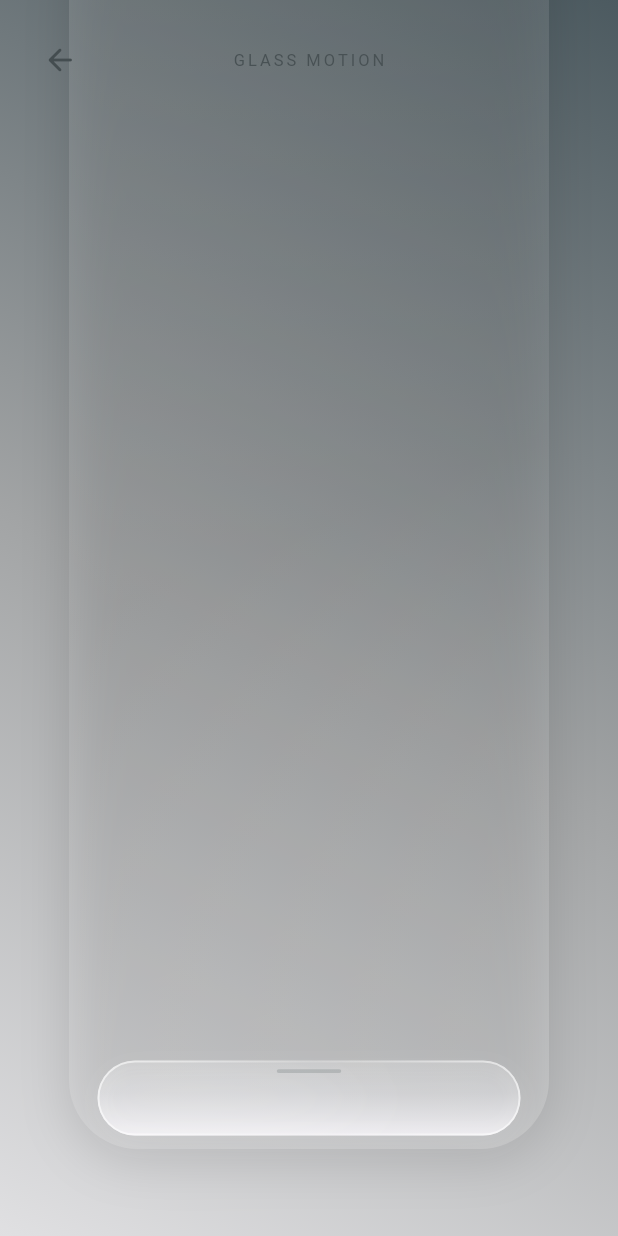
After one commit to aminjafari-dev/glass_morphism, a Flutter app: the screen it shows after launch, after a tap on the "expand less" icon, on a phone screen of 412 x 824 dp. The commit adds this screen. Run offline on Flutter 3.47's test engine with Material 3 defaults, Android fonts, the phone set to English and light mode, and no system bars.

Commit message:
Add GlassModalPage widget for a bottom-anchored glass modal interface, including animations and gesture controls. Update main page to include navigation to the new modal. Add widget tests to verify modal behavior and responsiveness on different screen sizes.

```diff
--- /dev/null
+++ b/lib/glass_modal_page.dart
@@ -0,0 +1,362 @@
+import 'dart:math' as math;
+import 'dart:ui';
+
+import 'package:flutter/material.dart';
+
+/// A bottom-anchored glass surface, timed against the 30 fps reference clip.
+class GlassModalPage extends StatefulWidget {
+  const GlassModalPage({super.key});
+
+  @override
+  State<GlassModalPage> createState() => _GlassModalPageState();
+}
+
+class _GlassModalPageState extends State<GlassModalPage>
+    with SingleTickerProviderStateMixin {
+  late final AnimationController _motion = AnimationController(
+    vsync: this,
+    duration: const Duration(milliseconds: 600),
+  );
+  bool _expanded = false;
+  bool _closing = false;
+  double _start = 0;
+  double _drag = 0;
+
+  double _sample(List<double> times, List<double> values, double t) {
+    for (var i = 1; i < times.length; i++) {
+      if (t <= times[i]) {
+        final f = ((t - times[i - 1]) / (times[i] - times[i - 1])).clamp(
+          0.0,
+          1.0,
+        );
+        // Smooth the measured frames without flattening the brief recoil.
+        final eased = f * f * (3 - 2 * f);
+        return lerpDouble(values[i - 1], values[i], eased)!;
+      }
+    }
+    return values.last;
+  }
+
+  double get _progress => _closing
+      ? _sample(
+          [0, .12, .27, .44, .62, .8, 1],
+          [
+            _start,
+            _start * .99,
+            _start * .91,
+            _start * .64,
+            _start * .30,
+            _start * .075,
+            0,
+          ],
+          _motion.value,
+        )
+      : _sample(
+          [0, .17, .28, .39, .50, .64, .8, 1],
+          [
+            _start,
+            _start,
+            .13 + _start * .87,
+            .39 + _start * .61,
+            .71 + _start * .29,
+            1.025,
+            .99,
+            1,
+          ],
+          _motion.value,
+        );
+
+  void _toggle() {
+    final current = _progress;
+    setState(() {
+      _start = current;
+      _closing = _expanded;
+      _expanded = !_expanded;
+    });
+    _motion.duration = Duration(milliseconds: _closing ? 470 : 600);
+    if (MediaQuery.disableAnimationsOf(context)) {
+      _motion.value = 1;
+    } else {
+      _motion.forward(from: 0);
+    }
+  }
+
+  @override
+  void initState() {
+    super.initState();
+    _closing = true;
+    _motion.value = 1;
+  }
+
+  @override
+  void dispose() {
+    _motion.dispose();
+    super.dispose();
+  }
+
+  @override
+  Widget build(BuildContext context) => Scaffold(
+    backgroundColor: const Color(0xff8e9495),
+    body: Stack(
+      fit: StackFit.expand,
+      children: [
+        Positioned.fill(
+          child: LayoutBuilder(
+            builder: (context, constraints) {
+              final width = math.min(320.0, constraints.maxWidth - 48);
+              final scale = width / 320;
+              final bottom = math.max(
+                67.0,
+                MediaQuery.paddingOf(context).bottom + 28,
+              );
+              return AnimatedBuilder(
+                animation: _motion,
+                builder: (context, _) {
+                  final progress = _progress;
+                  final pulse = math
+                      .sin(math.pi * _motion.value)
+                      .clamp(0.0, 1.0);
+                  final stretch = _closing
+                      ? 12 * pulse
+                      : _sample(
+                          [0, .16, .30, .48, .7, 1],
+                          [0, 12, 7, -13, 2, 0],
+                          _motion.value,
+                        );
+                  final panelWidth = (282 + 20 * progress + stretch) * scale;
+                  final height = (50 + 210 * progress) * scale;
+                  final rect = Rect.fromLTWH(
+                    (constraints.maxWidth - panelWidth) / 2,
+                    constraints.maxHeight - bottom - height,
+                    panelWidth,
+                    height,
+                  );
+                  return Stack(
+                    children: [
+                      Positioned.fill(
+                        child: CustomPaint(
+                          painter: _ModalPainter(
+                            rect,
+                            width,
+                            progress,
+                            pulse,
+                            scale,
+                            bottom,
+                          ),
+                        ),
+                      ),
+                      Positioned.fromRect(
+                        rect: rect,
+                        child: Semantics(
+                          button: true,
+                          expanded: _expanded,
+                          label: _expanded
+                              ? 'Collapse glass modal'
+                              : 'Expand glass modal',
+                          child: Material(
+                            type: MaterialType.transparency,
+                            child: InkWell(
+                              key: const Key('glass-modal-surface'),
+                              borderRadius: BorderRadius.circular(40 * scale),
+                              splashFactory: NoSplash.splashFactory,
+                              highlightColor: Colors.transparent,
+                              onTap: _toggle,
+                              child: GestureDetector(
+                                behavior: HitTestBehavior.translucent,
+                                onVerticalDragStart: (_) => _drag = 0,
+                                onVerticalDragUpdate: (details) =>
+                                    _drag += details.delta.dy,
+                                onVerticalDragEnd: (details) {
+                                  final movement =
+                                      details.primaryVelocity!.abs() > 150
+                                      ? details.primaryVelocity!
+                                      : _drag;
+                                  if ((movement < -12 && !_expanded) ||
+                                      (movement > 12 && _expanded)) {
+                                    _toggle();
+                                  }
+                                },
+                                child: const SizedBox.expand(),
+                              ),
+                            ),
+                          ),
+                        ),
+                      ),
+                    ],
+                  );
+                },
+              );
+            },
+          ),
+        ),
+        Positioned(
+          top: 0,
+          left: 0,
+          right: 0,
+          child: SafeArea(
+            child: Padding(
+              padding: const EdgeInsets.all(16),
+              child: Row(
+                children: [
+                  IconButton(
+                    tooltip: 'Back to calm',
+                    onPressed: () => Navigator.pop(context),
+                    icon: const Icon(Icons.arrow_back_rounded),
+                    color: const Color(0xff444d50),
+                  ),
+                  const Spacer(),
+                  const Text(
+                    'GLASS MOTION',
+                    style: TextStyle(
+                      color: Color(0xff485154),
+                      fontSize: 11,
+                      letterSpacing: 2,
+                    ),
+                  ),
+                  const Spacer(),
+                  const SizedBox(width: 48),
+                ],
+              ),
+            ),
+          ),
+        ),
+      ],
+    ),
+  );
+}
+
+class _ModalPainter extends CustomPainter {
+  const _ModalPainter(
+    this.rect,
+    this.trackWidth,
+    this.progress,
+    this.pulse,
+    this.scale,
+    this.bottom,
+  );
+  final Rect rect;
+  final double trackWidth, progress, pulse, scale, bottom;
+
+  @override
+  void paint(Canvas canvas, Size size) {
+    final bounds = Offset.zero & size;
+    canvas.drawRect(
+      bounds,
+      Paint()
+        ..shader = const LinearGradient(
+          begin: Alignment.bottomLeft,
+          end: Alignment.topRight,
+          colors: [Color(0xffe0e0e2), Color(0xffa2a4a5), Color(0xff4c5a60)],
+          stops: [0, .47, 1],
+        ).createShader(bounds),
+    );
+    final trackRect = Rect.fromLTWH(
+      (size.width - trackWidth) / 2,
+      -60,
+      trackWidth,
+      size.height - bottom + 69 * scale,
+    );
+    final track = RRect.fromRectAndRadius(
+      trackRect,
+      Radius.circular(46 * scale),
+    );
+    canvas.drawRRect(
+      track.shift(Offset(0, 8 * scale)),
+      Paint()
+        ..color = Colors.black.withValues(alpha: .12)
+        ..maskFilter = MaskFilter.blur(BlurStyle.normal, 17 * scale),
+    );
+    canvas.drawRRect(
+      track,
+      Paint()
+        ..shader = LinearGradient(
+          begin: Alignment.topLeft,
+          end: Alignment.bottomRight,
+          colors: [
+            Colors.white.withValues(alpha: .13),
+            Colors.white.withValues(alpha: .08),
+            Colors.white.withValues(alpha: .19),
+          ],
+        ).createShader(trackRect),
+    );
+
+    final radius = lerpDouble(25, 40, progress.clamp(0, 1))! * scale;
+    final panel = RRect.fromRectAndRadius(rect, Radius.circular(radius));
+    canvas.drawRRect(
+      panel.shift(Offset(0, 5 * scale)),
+      Paint()
+        ..color = const Color(0xffe8e9eb).withValues(alpha: .15)
+        ..maskFilter = MaskFilter.blur(BlurStyle.normal, 8 * scale),
+    );
+    canvas.drawRRect(
+      panel,
+      Paint()
+        ..shader = LinearGradient(
+          begin: Alignment.topCenter,
+          end: Alignment.bottomCenter,
+          colors: [
+            Colors.white.withValues(alpha: .12 + pulse * .13),
+            const Color(0xffeeeef2).withValues(alpha: .35 + pulse * .2),
+            const Color(0xfff7f5f9).withValues(alpha: .82 + pulse * .16),
+          ],
+          stops: const [0, .43, 1],
+        ).createShader(rect),
+    );
+    canvas.save();
+    canvas.clipRRect(panel);
+    // Diffuse interior light gathers at the lower left and follows the morph.
+    canvas.drawOval(
+      Rect.fromCenter(
+        center: Offset(
+          rect.left + rect.width * .24,
+          rect.bottom - rect.height * .21,
+        ),
+        width: rect.width * .8,
+        height: rect.height * .85,
+      ),
+      Paint()
+        ..color = Colors.white.withValues(alpha: .23 + pulse * .35)
+        ..maskFilter = MaskFilter.blur(BlurStyle.normal, 25 * scale),
+    );
+    canvas.drawRRect(
+      panel.deflate(3 * scale),
+      Paint()
+        ..style = PaintingStyle.stroke
+        ..strokeWidth = 5 * scale
+        ..color = Colors.white.withValues(alpha: .13 + pulse * .3)
+        ..maskFilter = MaskFilter.blur(BlurStyle.normal, 4 * scale),
+    );
+    canvas.restore();
+    canvas.drawRRect(
+      panel.deflate(.65 * scale),
+      Paint()
+        ..style = PaintingStyle.stroke
+        ..strokeWidth = 1.3 * scale
+        ..shader = LinearGradient(
+          begin: Alignment.topLeft,
+          end: Alignment.bottomRight,
+          colors: [
+            Colors.white.withValues(alpha: .64),
+            Colors.white.withValues(alpha: .18),
+            Colors.white.withValues(alpha: .62),
+          ],
+        ).createShader(rect),
+    );
+    final handle = Rect.fromCenter(
+      center: Offset(rect.center.dx, rect.top + 7 * scale),
+      width: 43 * scale,
+      height: 2.5 * scale,
+    );
+    canvas.drawRRect(
+      RRect.fromRectAndRadius(handle, Radius.circular(2 * scale)),
+      Paint()..color = const Color(0xff707a7b).withValues(alpha: .29),
+    );
+  }
+
+  @override
+  bool shouldRepaint(_ModalPainter oldDelegate) =>
+      oldDelegate.rect != rect ||
+      oldDelegate.pulse != pulse ||
+      oldDelegate.trackWidth != trackWidth ||
+      oldDelegate.bottom != bottom;
+}
--- a/lib/main.dart
+++ b/lib/main.dart
@@ -1,5 +1,6 @@
 import 'dart:ui';
 import 'glass_toggle_page.dart';
+import 'glass_modal_page.dart';
 import 'package:flutter/cupertino.dart';
 import 'package:flutter/material.dart';
 import 'package:flutter/services.dart';
@@ -82,6 +83,16 @@ class _GlassHomeState extends State<GlassHome> {
                           ),
                         ),
                       ),
+                      GlassIcon(
+                        icon: Icons.expand_less_rounded,
+                        label: 'Open glass modal',
+                        onTap: () => Navigator.of(context).push(
+                          MaterialPageRoute<void>(
+                            builder: (_) => const GlassModalPage(),
+                          ),
+                        ),
+                      ),
+                      const SizedBox(width: 8),
                       GlassIcon(
                         icon: Icons.auto_awesome_outlined,
                         label: 'Open glass toggle',
```
Also changed, not shown: 1 other file.
